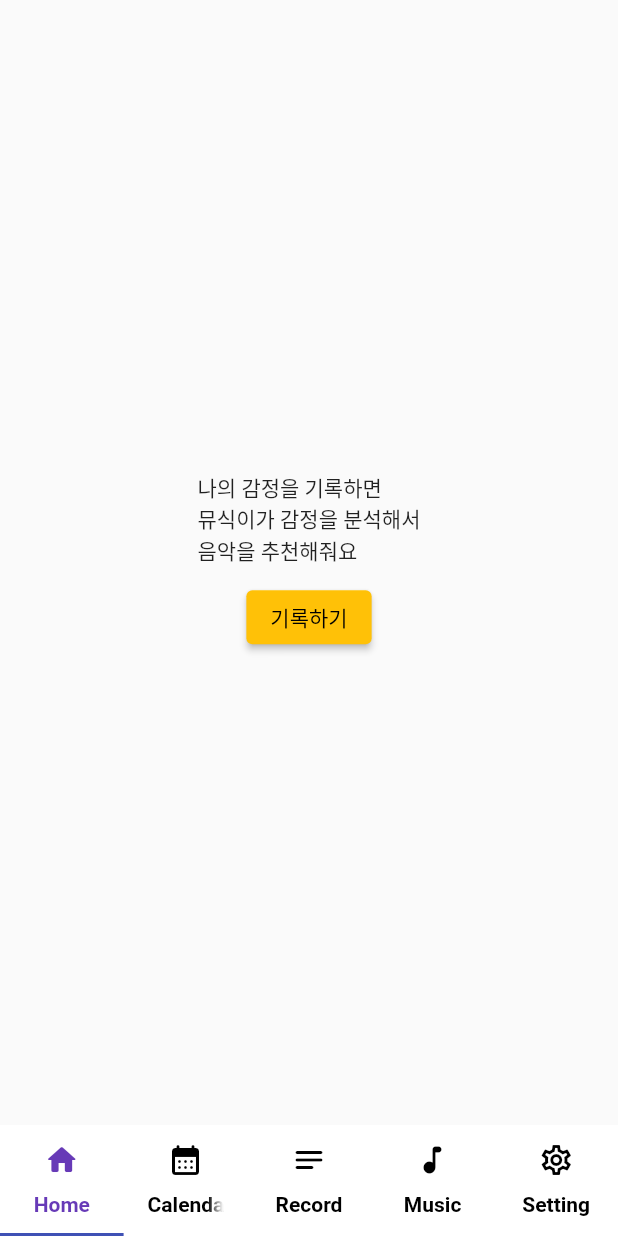
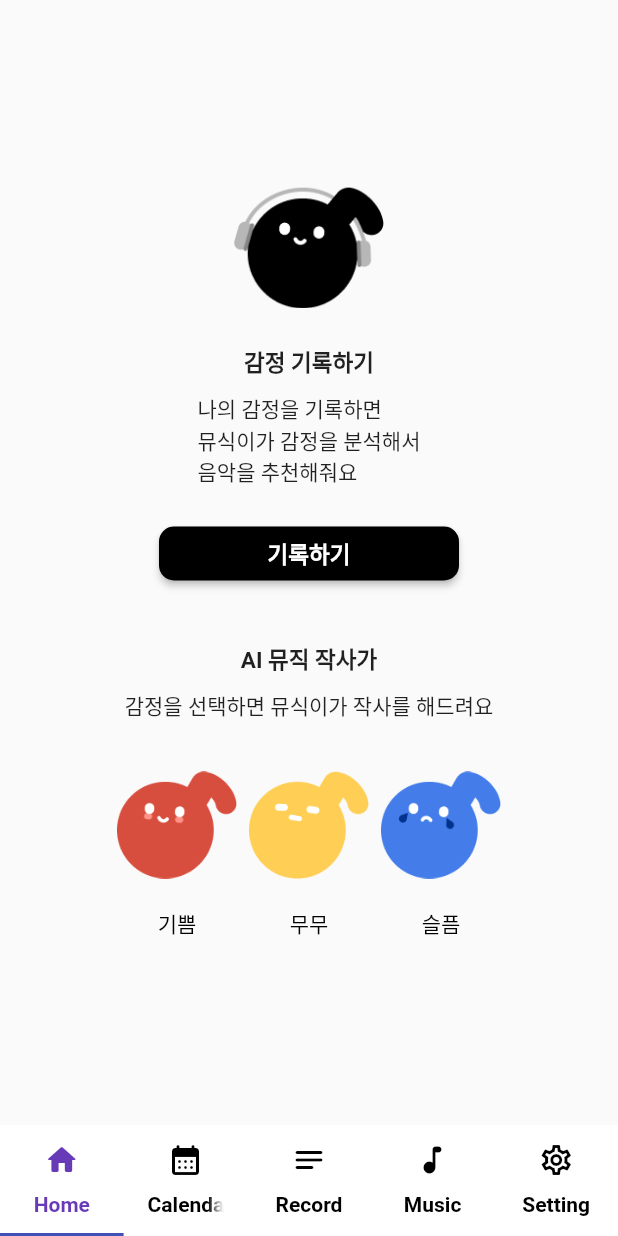
Before and after one commit to python-project-3Joe/Musik, a Flutter app: the screen it shows after launch, on a phone screen of 412 x 824 dp. Run offline on Flutter 3.47's test engine with Material 2 defaults, Android fonts, the phone set to English and light mode, and no system bars; our stand-ins replace animated_splash_screen, table_calendar.

Commit message:
modified diaryhome.dart UI

```diff
--- a/musik/lib/view/diaryadd.dart
+++ b/musik/lib/view/diaryadd.dart
@@ -70,9 +70,10 @@ class _DiaryAddState extends State<DiaryAdd> {
                         },
                         child: Column(
                           children: [
-                            const CircleAvatar(
-                              backgroundImage: AssetImage('images/joy.png'),
-                              radius: 40,
+                            Image.asset(
+                              'images/joy.png',
+                              width: 100,
+                              height: 90,
                             ),
                             const SizedBox(
                               height: 10,
@@ -104,10 +105,10 @@ class _DiaryAddState extends State<DiaryAdd> {
                         },
                         child: Column(
                           children: [
-                            const CircleAvatar(
-                              // db에서 받아온 이미지패스경로받기
-                              backgroundImage: AssetImage('images/dumdum.png'),
-                              radius: 40,
+                            Image.asset(
+                              'images/dumdum.png',
+                              width: 100,
+                              height: 90,
                             ),
                             const SizedBox(
                               height: 10,
@@ -139,11 +140,10 @@ class _DiaryAddState extends State<DiaryAdd> {
                         },
                         child: Column(
                           children: [
-                            const CircleAvatar(
-                              // db에서 받아온 이미지패스경로받기
-                              backgroundImage: AssetImage(
-                                  'images/sad.png' /*emotionPath */),
-                              radius: 40,
+                            Image.asset(
+                              'images/sad.png',
+                              width: 100,
+                              height: 90,
                             ),
                             const SizedBox(
                               height: 10,
--- a/musik/lib/view/diaryhome.dart
+++ b/musik/lib/view/diaryhome.dart
@@ -3,8 +3,23 @@ import 'package:flutter/src/foundation/key.dart';
 import 'package:flutter/src/widgets/framework.dart';
 import 'package:musik/view/diaryadd.dart';
 
-class DiaryHome extends StatelessWidget {
+class DiaryHome extends StatefulWidget {
   const DiaryHome({Key? key}) : super(key: key);
+
+  @override
+  State<DiaryHome> createState() => _DiaryHomeState();
+}
+
+class _DiaryHomeState extends State<DiaryHome> {
+  late String emotion;
+  late String emotionPath;
+
+  @override
+  void initState() {
+    super.initState();
+    emotion = '';
+    emotionPath = '';
+  }
 
   @override
   Widget build(BuildContext context) {
@@ -13,22 +28,172 @@ class DiaryHome extends StatelessWidget {
         child: Column(
           mainAxisAlignment: MainAxisAlignment.center,
           children: [
-            const Text('나의 감정을 기록하면\n뮤식이가 감정을 분석해서\n음악을 추천해줘요'),
+            Image.asset(
+              'images/musik.png',
+              width: 100,
+              height: 90,
+            ),
+            const SizedBox(
+              height: 20,
+            ),
+            const Text(
+              '감정 기록하기',
+              style: TextStyle(fontSize: 15, fontWeight: FontWeight.bold),
+            ),
             const SizedBox(
               height: 10,
             ),
+            const Text('나의 감정을 기록하면\n뮤식이가 감정을 분석해서\n음악을 추천해줘요'),
+            const SizedBox(
+              height: 20,
+            ),
             ElevatedButton(
+              style: ElevatedButton.styleFrom(
+                fixedSize: const Size(200, 30),
+                primary: Colors.black,
+                shape: RoundedRectangleBorder(
+                  borderRadius: BorderRadius.circular(10),
+                ),
+              ),
               onPressed: () {
                 Navigator.push(
                   context,
                   MaterialPageRoute(
                     builder: (context) {
-                      return DiaryAdd(); // Map으로 보내
+                      return const DiaryAdd(); // Map으로 보내
                     },
                   ),
                 );
               },
-              child: const Text('기록하기'),
+              child: const Text(
+                '기록하기',
+                style: TextStyle(
+                  fontWeight: FontWeight.w900,
+                  color: Colors.white,
+                  fontSize: 15,
+                ),
+              ),
+            ),
+            const SizedBox(
+              height: 35,
+            ),
+            const Text(
+              'AI 뮤직 작사가',
+              style: TextStyle(fontSize: 15, fontWeight: FontWeight.bold),
+            ),
+            const SizedBox(
+              height: 10,
+            ),
+            const Text('감정을 선택하면 뮤식이가 작사를 해드려요'),
+            const SizedBox(
+              height: 20,
+            ),
+            Row(
+              mainAxisAlignment: MainAxisAlignment.center,
+              children: [
+                Padding(
+                  padding: const EdgeInsets.all(4.0),
+                  child: GestureDetector(
+                    onTap: () {
+                      setState(() {
+                        emotionPath = 'images/joy.png';
+                        emotion = '기쁨';
+                      });
+                    },
+                    child: Column(
+                      children: [
+                        Image.asset(
+                          'images/joy.png',
+                          width: 80,
+                          height: 90,
+                        ),
+                        const SizedBox(
+                          height: 10,
+                        ),
+                        Text(
+                          // 이미지 이름
+                          '기쁨',
+                          style: emotion == '기쁨'
+                              ? const TextStyle(
+                                  color: Colors.green,
+                                  fontWeight: FontWeight.bold)
+                              : const TextStyle(
+                                  color: Colors.black,
+                                ), /*enameEdit*/
+                        ),
+                      ],
+                    ),
+                  ),
+                ),
+                Padding(
+                  padding: const EdgeInsets.all(4.0),
+                  child: GestureDetector(
+                    onTap: () {
+                      setState(() {
+                        emotionPath = 'images/dumdum.png';
+                        emotion = '무무';
+                      });
+                    },
+                    child: Column(
+                      children: [
+                        Image.asset(
+                          'images/dumdum.png',
+                          width: 80,
+                          height: 90,
+                        ),
+                        const SizedBox(
+                          height: 10,
+                        ),
+                        Text(
+                          // 이미지 이름
+                          '무무',
+                          style: emotion == '무무'
+                              ? const TextStyle(
+                                  color: Colors.green,
+                                  fontWeight: FontWeight.bold)
+                              : const TextStyle(
+                                  color: Colors.black,
+                                ), /*enameEdit*/
+                        ),
+                      ],
+                    ),
+                  ),
+                ),
+                Padding(
+                  padding: const EdgeInsets.all(4.0),
+                  child: GestureDetector(
+                    onTap: () {
+                      setState(() {
+                        emotionPath = 'images/sad.png';
+                        emotion = '슬픔';
+                      });
+                    },
+                    child: Column(
+                      children: [
+                        Image.asset(
+                          'images/sad.png',
+                          width: 80,
+                          height: 90,
+                        ),
+                        const SizedBox(
+                          height: 10,
+                        ),
+                        Text(
+                          // 이미지 이름
+                          '슬픔',
+                          style: emotion == '슬픔'
+                              ? const TextStyle(
+                                  color: Colors.green,
+                                  fontWeight: FontWeight.bold)
+                              : const TextStyle(
+                                  color: Colors.black,
+                                ), /*enameEdit*/
+                        ),
+                      ],
+                    ),
+                  ),
+                ),
+              ],
             ),
           ],
         ),
--- a/musik/lib/view/diarylist.dart
+++ b/musik/lib/view/diarylist.dart
@@ -62,7 +62,7 @@ class _DiaryListState extends State<DiaryList> {
                   // });
                 },
                 icon: Image.asset(
-                  'images/tree.png',
+                  'images/musik.png',
                   color: const Color.fromARGB(255, 119, 216, 164),
                 )),
           )
```
